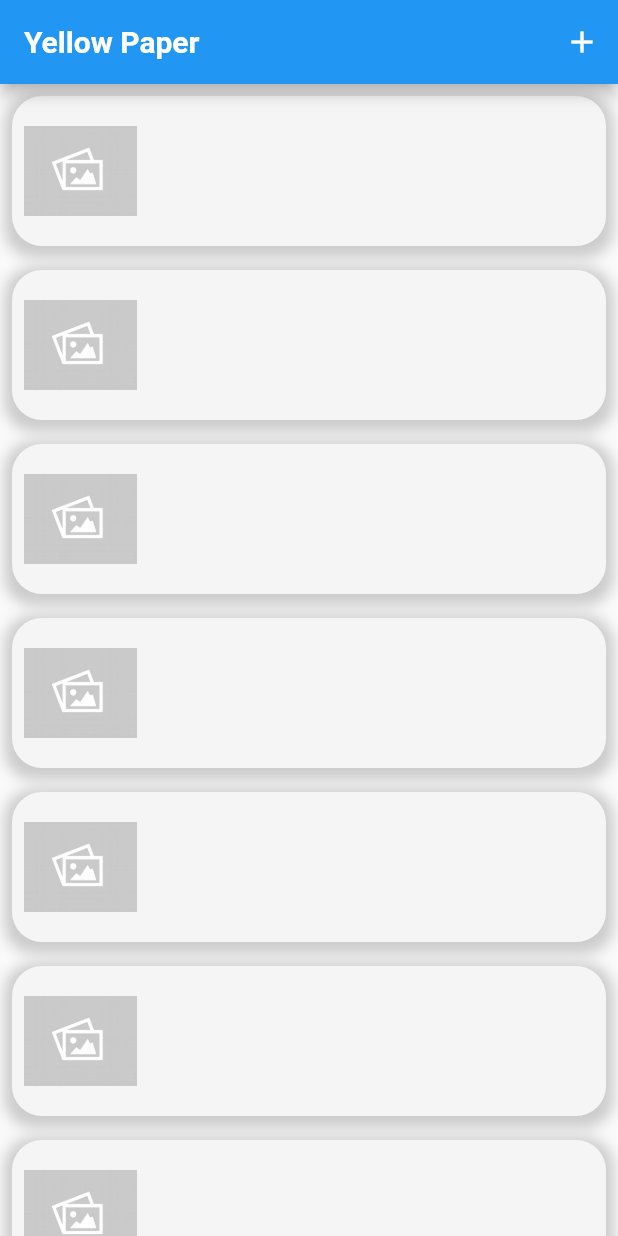
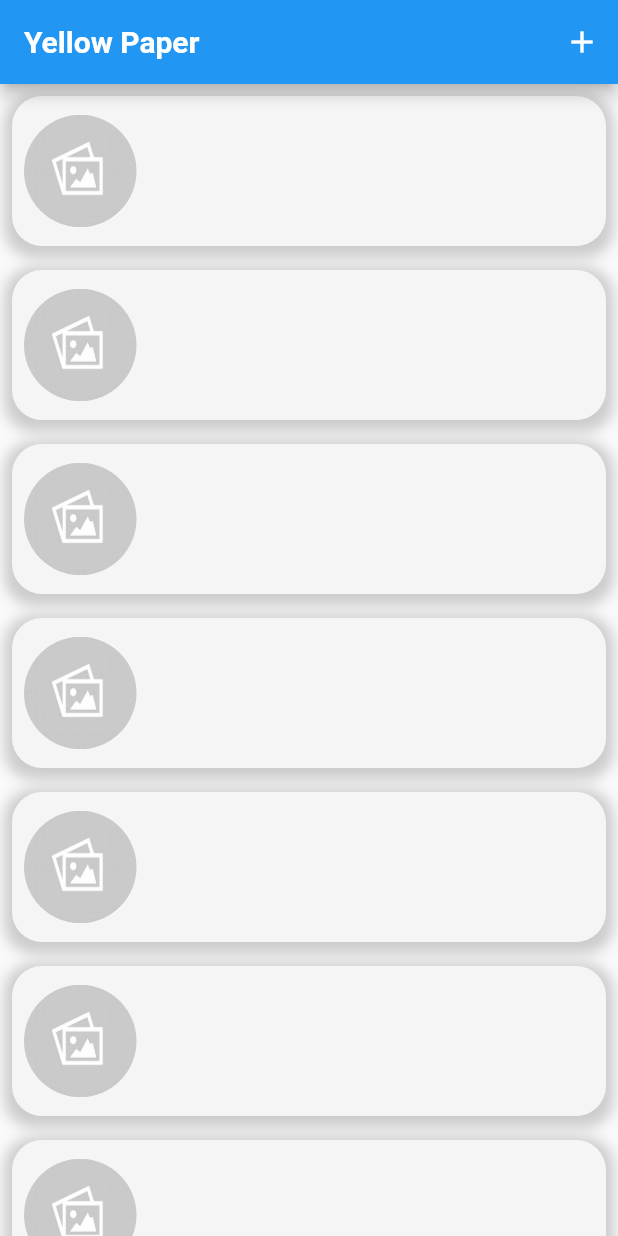
Before and after one commit to aboud-masoud/yellow_paper, a Flutter app: the screen it shows after launch, on a phone screen of 412 x 824 dp. Run offline on Flutter 3.47's test engine with Material 2 defaults, Android fonts, the phone set to English and light mode, and no system bars.

Commit message:
empty image

```diff
--- a/lib/home_screen.dart
+++ b/lib/home_screen.dart
@@ -36,7 +36,13 @@ class HomeScreen extends StatelessWidget {
                   padding: const EdgeInsets.all(8.0),
                   child: Row(
                     children: [
-                      SizedBox(height: 75, width: 75, child: Image.asset("assets/empty.jpeg")),
+                      SizedBox(
+                        width: 75,
+                        height: 75,
+                        child: ClipOval(
+                          child: Image.asset("assets/empty.jpeg", fit: BoxFit.fill),
+                        ),
+                      ),
                     ],
                   ),
                 ),
```
